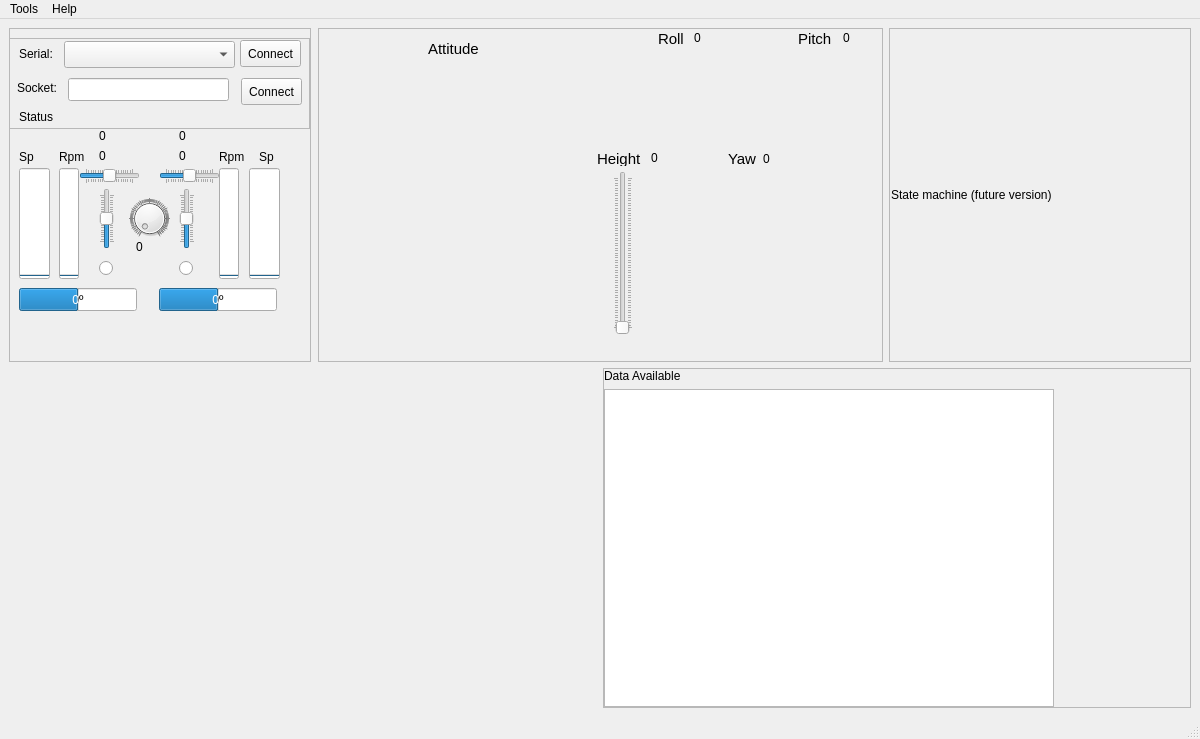
This is windows/vant.ui in iurobpn/provant-groundstation as Qt 5 draws it before an edit. The edited form follows.
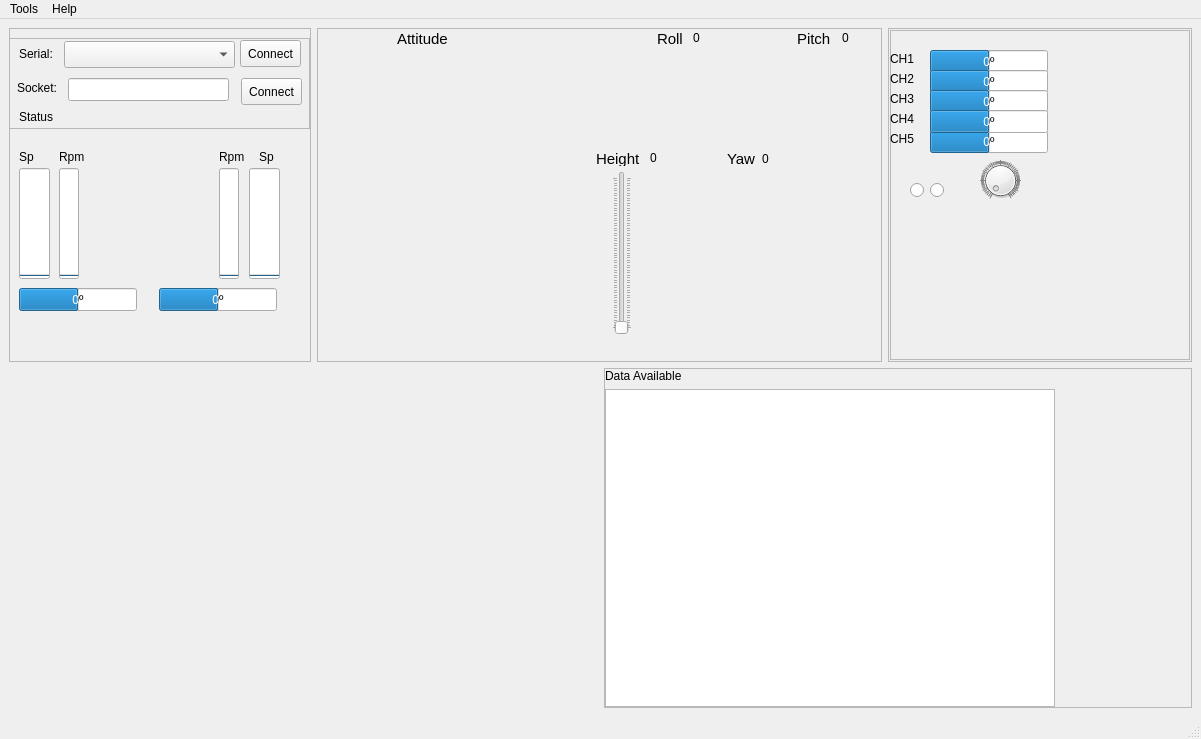
This is the edited form. Custom widgets are drawn as their Qt base class.

```diff
--- a/windows/vant.ui
+++ b/windows/vant.ui
@@ -19,7 +19,7 @@
      <layout class="QVBoxLayout" name="verticalLayout_2">
       <item>
        <layout class="QHBoxLayout" name="horizontalLayout_4">
-        <item alignment="Qt::AlignHCenter|Qt::AlignTop">
+        <item>
          <widget class="QFrame" name="frame">
           <property name="enabled">
            <bool>true</bool>
@@ -204,7 +204,7 @@
             <string>%v</string>
            </property>
           </widget>
-          <widget class="KSqueezedTextLabel" name="ksqueezedtextlabel_2">
+          <widget class="QLabel" name="QLabel_2">
            <property name="geometry">
             <rect>
              <x>50</x>
@@ -217,7 +217,7 @@
             <string>Rpm</string>
            </property>
           </widget>
-          <widget class="KSqueezedTextLabel" name="ksqueezedtextlabel_3">
+          <widget class="QLabel" name="QLabel_3">
            <property name="geometry">
             <rect>
              <x>10</x>
@@ -230,7 +230,7 @@
             <string>Sp</string>
            </property>
           </widget>
-          <widget class="KSqueezedTextLabel" name="ksqueezedtextlabel_4">
+          <widget class="QLabel" name="QLabel_4">
            <property name="geometry">
             <rect>
              <x>210</x>
@@ -243,7 +243,7 @@
             <string>Rpm</string>
            </property>
           </widget>
-          <widget class="KSqueezedTextLabel" name="ksqueezedtextlabel_5">
+          <widget class="QLabel" name="QLabel_5">
            <property name="geometry">
             <rect>
              <x>250</x>
@@ -284,7 +284,7 @@
              <string>Connect</string>
             </property>
            </widget>
-           <widget class="KSqueezedTextLabel" name="ksqueezedtextlabel_6">
+           <widget class="QLabel" name="QLabel_6">
             <property name="geometry">
              <rect>
               <x>10</x>
@@ -307,7 +307,7 @@
              </rect>
             </property>
            </widget>
-           <widget class="KSqueezedTextLabel" name="serialStatus">
+           <widget class="QLabel" name="serialStatus">
             <property name="geometry">
              <rect>
               <x>10</x>
@@ -320,7 +320,7 @@
              <string>Status</string>
             </property>
            </widget>
-           <widget class="KSqueezedTextLabel" name="ksqueezedtextlabel_11">
+           <widget class="QLabel" name="QLabel_11">
             <property name="geometry">
              <rect>
               <x>8</x>
@@ -357,233 +357,18 @@
             </property>
            </widget>
           </widget>
-          <widget class="QSlider" name="horizontalSlider">
-           <property name="geometry">
-            <rect>
-             <x>150</x>
-             <y>140</y>
-             <width>61</width>
-             <height>16</height>
-            </rect>
-           </property>
-           <property name="font">
-            <font>
-             <strikeout>false</strikeout>
-             <stylestrategy>PreferDefault</stylestrategy>
-             <kerning>false</kerning>
-            </font>
-           </property>
-           <property name="layoutDirection">
-            <enum>Qt::LeftToRight</enum>
-           </property>
-           <property name="autoFillBackground">
-            <bool>false</bool>
-           </property>
-           <property name="minimum">
-            <number>-100</number>
-           </property>
-           <property name="maximum">
-            <number>100</number>
-           </property>
-           <property name="orientation">
-            <enum>Qt::Horizontal</enum>
-           </property>
-           <property name="tickPosition">
-            <enum>QSlider::TicksBothSides</enum>
-           </property>
-          </widget>
-          <widget class="QSlider" name="verticalSlider">
-           <property name="geometry">
-            <rect>
-             <x>170</x>
-             <y>160</y>
-             <width>16</width>
-             <height>61</height>
-            </rect>
-           </property>
-           <property name="minimum">
-            <number>-100</number>
-           </property>
-           <property name="maximum">
-            <number>100</number>
-           </property>
-           <property name="orientation">
-            <enum>Qt::Vertical</enum>
-           </property>
-           <property name="tickPosition">
-            <enum>QSlider::TicksBothSides</enum>
-           </property>
-          </widget>
-          <widget class="QSlider" name="horizontalSlider_2">
-           <property name="geometry">
-            <rect>
-             <x>70</x>
-             <y>140</y>
-             <width>61</width>
-             <height>16</height>
-            </rect>
-           </property>
-           <property name="font">
-            <font>
-             <strikeout>false</strikeout>
-             <stylestrategy>PreferDefault</stylestrategy>
-             <kerning>false</kerning>
-            </font>
-           </property>
-           <property name="layoutDirection">
-            <enum>Qt::LeftToRight</enum>
-           </property>
-           <property name="autoFillBackground">
-            <bool>false</bool>
-           </property>
-           <property name="minimum">
-            <number>-100</number>
-           </property>
-           <property name="maximum">
-            <number>100</number>
-           </property>
-           <property name="orientation">
-            <enum>Qt::Horizontal</enum>
-           </property>
-           <property name="tickPosition">
-            <enum>QSlider::TicksBothSides</enum>
-           </property>
-          </widget>
-          <widget class="QSlider" name="verticalSlider_2">
-           <property name="geometry">
-            <rect>
-             <x>90</x>
-             <y>160</y>
-             <width>16</width>
-             <height>61</height>
-            </rect>
-           </property>
-           <property name="minimum">
-            <number>-100</number>
-           </property>
-           <property name="maximum">
-            <number>100</number>
-           </property>
-           <property name="orientation">
-            <enum>Qt::Vertical</enum>
-           </property>
-           <property name="tickPosition">
-            <enum>QSlider::TicksBothSides</enum>
-           </property>
-          </widget>
-          <widget class="QRadioButton" name="radioButton">
-           <property name="geometry">
-            <rect>
-             <x>90</x>
-             <y>230</y>
-             <width>16</width>
-             <height>21</height>
-            </rect>
-           </property>
-           <property name="text">
-            <string/>
-           </property>
-          </widget>
-          <widget class="QRadioButton" name="radioButton_2">
-           <property name="geometry">
-            <rect>
-             <x>170</x>
-             <y>230</y>
-             <width>16</width>
-             <height>21</height>
-            </rect>
-           </property>
-           <property name="text">
-            <string/>
-           </property>
-          </widget>
-          <widget class="QDial" name="dial">
-           <property name="geometry">
-            <rect>
-             <x>120</x>
-             <y>170</y>
-             <width>41</width>
-             <height>41</height>
-            </rect>
-           </property>
-           <property name="maximum">
-            <number>100</number>
-           </property>
-           <property name="wrapping">
-            <bool>false</bool>
-           </property>
-           <property name="notchTarget">
-            <double>1.000000000000000</double>
-           </property>
-           <property name="notchesVisible">
-            <bool>true</bool>
-           </property>
-          </widget>
-          <widget class="QLabel" name="label">
-           <property name="geometry">
-            <rect>
-             <x>127</x>
-             <y>211</y>
-             <width>31</width>
-             <height>16</height>
-            </rect>
-           </property>
-           <property name="text">
-            <string>0</string>
-           </property>
-          </widget>
-          <widget class="QLabel" name="label_2">
-           <property name="geometry">
-            <rect>
-             <x>90</x>
-             <y>120</y>
-             <width>31</width>
-             <height>16</height>
-            </rect>
-           </property>
-           <property name="text">
-            <string>0</string>
-           </property>
-          </widget>
-          <widget class="QLabel" name="label_3">
-           <property name="geometry">
-            <rect>
-             <x>90</x>
-             <y>100</y>
-             <width>31</width>
-             <height>16</height>
-            </rect>
-           </property>
-           <property name="text">
-            <string>0</string>
-           </property>
-          </widget>
-          <widget class="QLabel" name="label_4">
-           <property name="geometry">
-            <rect>
-             <x>170</x>
-             <y>120</y>
-             <width>31</width>
-             <height>16</height>
-            </rect>
-           </property>
-           <property name="text">
-            <string>0</string>
-           </property>
-          </widget>
-          <widget class="QLabel" name="label_5">
-           <property name="geometry">
-            <rect>
-             <x>170</x>
-             <y>100</y>
-             <width>31</width>
-             <height>16</height>
-            </rect>
-           </property>
-           <property name="text">
-            <string>0</string>
-           </property>
-          </widget>
+          <zorder>rMotorSetpoint</zorder>
+          <zorder>lMotorSetpoint</zorder>
+          <zorder>rServo</zorder>
+          <zorder>lServo</zorder>
+          <zorder>lMotorRpm</zorder>
+          <zorder>rMotorRpm</zorder>
+          <zorder>QLabel_2</zorder>
+          <zorder>QLabel_3</zorder>
+          <zorder>QLabel_4</zorder>
+          <zorder>QLabel_5</zorder>
+          <zorder>frame_3</zorder>
+          <zorder>horizontalLayoutWidget_4</zorder>
          </widget>
         </item>
         <item>
@@ -610,7 +395,7 @@
            <property name="geometry">
             <rect>
              <x>0</x>
-             <y>40</y>
+             <y>20</y>
              <width>281</width>
              <height>231</height>
             </rect>
@@ -639,11 +424,11 @@
            </property>
            <layout class="QHBoxLayout" name="lay5"/>
           </widget>
-          <widget class="KSqueezedTextLabel" name="ksqueezedtextlabel_7">
+          <widget class="QLabel" name="QLabel_7">
            <property name="geometry">
             <rect>
-             <x>110</x>
-             <y>10</y>
+             <x>80</x>
+             <y>0</y>
              <width>121</width>
              <height>21</height>
             </rect>
@@ -657,7 +442,7 @@
             <string>Attitude</string>
            </property>
           </widget>
-          <widget class="KSqueezedTextLabel" name="ksqueezedtextlabel_8">
+          <widget class="QLabel" name="QLabel_8">
            <property name="geometry">
             <rect>
              <x>340</x>
@@ -675,7 +460,7 @@
             <string>Roll</string>
            </property>
           </widget>
-          <widget class="KSqueezedTextLabel" name="ksqueezedtextlabel_9">
+          <widget class="QLabel" name="QLabel_9">
            <property name="geometry">
             <rect>
              <x>480</x>
@@ -693,7 +478,7 @@
             <string>Pitch</string>
            </property>
           </widget>
-          <widget class="KSqueezedTextLabel" name="ksqueezedtextlabel_10">
+          <widget class="QLabel" name="QLabel_10">
            <property name="geometry">
             <rect>
              <x>410</x>
@@ -807,6 +592,12 @@
         </item>
         <item>
          <widget class="QFrame" name="horizontalFrame_4">
+          <property name="sizePolicy">
+           <sizepolicy hsizetype="Minimum" vsizetype="Preferred">
+            <horstretch>0</horstretch>
+            <verstretch>0</verstretch>
+           </sizepolicy>
+          </property>
           <property name="frameShape">
            <enum>QFrame::StyledPanel</enum>
           </property>
@@ -814,23 +605,330 @@
            <enum>QFrame::Sunken</enum>
           </property>
           <layout class="QHBoxLayout" name="horizontalLayout">
-           <property name="leftMargin">
-            <number>1</number>
+           <property name="sizeConstraint">
+            <enum>QLayout::SetFixedSize</enum>
            </property>
-           <property name="topMargin">
-            <number>1</number>
-           </property>
-           <property name="rightMargin">
-            <number>1</number>
-           </property>
-           <property name="bottomMargin">
+           <property name="margin">
             <number>1</number>
            </property>
            <item>
-            <widget class="QLabel" name="label_9">
-             <property name="text">
-              <string>State machine (future version)</string>
+            <widget class="QFrame" name="frame_4">
+             <property name="sizePolicy">
+              <sizepolicy hsizetype="Minimum" vsizetype="Preferred">
+               <horstretch>0</horstretch>
+               <verstretch>0</verstretch>
+              </sizepolicy>
              </property>
+             <property name="minimumSize">
+              <size>
+               <width>300</width>
+               <height>330</height>
+              </size>
+             </property>
+             <property name="frameShape">
+              <enum>QFrame::StyledPanel</enum>
+             </property>
+             <property name="frameShadow">
+              <enum>QFrame::Raised</enum>
+             </property>
+             <widget class="QWidget" name="horizontalLayoutWidget_4">
+              <property name="geometry">
+               <rect>
+                <x>10</x>
+                <y>190</y>
+                <width>281</width>
+                <height>131</height>
+               </rect>
+              </property>
+              <layout class="QHBoxLayout" name="lay6">
+               <property name="sizeConstraint">
+                <enum>QLayout::SetDefaultConstraint</enum>
+               </property>
+              </layout>
+             </widget>
+             <widget class="QDial" name="dial">
+              <property name="geometry">
+               <rect>
+                <x>90</x>
+                <y>130</y>
+                <width>41</width>
+                <height>41</height>
+               </rect>
+              </property>
+              <property name="maximum">
+               <number>100</number>
+              </property>
+              <property name="wrapping">
+               <bool>false</bool>
+              </property>
+              <property name="notchTarget">
+               <double>1.000000000000000</double>
+              </property>
+              <property name="notchesVisible">
+               <bool>true</bool>
+              </property>
+             </widget>
+             <widget class="QRadioButton" name="radioButton">
+              <property name="geometry">
+               <rect>
+                <x>20</x>
+                <y>150</y>
+                <width>16</width>
+                <height>21</height>
+               </rect>
+              </property>
+              <property name="text">
+               <string/>
+              </property>
+             </widget>
+             <widget class="QRadioButton" name="radioButton_2">
+              <property name="geometry">
+               <rect>
+                <x>40</x>
+                <y>150</y>
+                <width>16</width>
+                <height>21</height>
+               </rect>
+              </property>
+              <property name="text">
+               <string/>
+              </property>
+             </widget>
+             <widget class="QProgressBar" name="ch1">
+              <property name="geometry">
+               <rect>
+                <x>40</x>
+                <y>100</y>
+                <width>118</width>
+                <height>23</height>
+               </rect>
+              </property>
+              <property name="layoutDirection">
+               <enum>Qt::LeftToRight</enum>
+              </property>
+              <property name="autoFillBackground">
+               <bool>false</bool>
+              </property>
+              <property name="minimum">
+               <number>-500</number>
+              </property>
+              <property name="maximum">
+               <number>500</number>
+              </property>
+              <property name="value">
+               <number>0</number>
+              </property>
+              <property name="invertedAppearance">
+               <bool>false</bool>
+              </property>
+              <property name="textDirection">
+               <enum>QProgressBar::TopToBottom</enum>
+              </property>
+              <property name="format">
+               <string>%vº</string>
+              </property>
+             </widget>
+             <widget class="QProgressBar" name="ch1_2">
+              <property name="geometry">
+               <rect>
+                <x>40</x>
+                <y>20</y>
+                <width>118</width>
+                <height>23</height>
+               </rect>
+              </property>
+              <property name="layoutDirection">
+               <enum>Qt::LeftToRight</enum>
+              </property>
+              <property name="autoFillBackground">
+               <bool>false</bool>
+              </property>
+              <property name="minimum">
+               <number>-500</number>
+              </property>
+              <property name="maximum">
+               <number>500</number>
+              </property>
+              <property name="value">
+               <number>0</number>
+              </property>
+              <property name="invertedAppearance">
+               <bool>false</bool>
+              </property>
+              <property name="textDirection">
+               <enum>QProgressBar::TopToBottom</enum>
+              </property>
+              <property name="format">
+               <string>%vº</string>
+              </property>
+             </widget>
+             <widget class="QProgressBar" name="ch1_3">
+              <property name="geometry">
+               <rect>
+                <x>40</x>
+                <y>40</y>
+                <width>118</width>
+                <height>23</height>
+               </rect>
+              </property>
+              <property name="layoutDirection">
+               <enum>Qt::LeftToRight</enum>
+              </property>
+              <property name="autoFillBackground">
+               <bool>false</bool>
+              </property>
+              <property name="minimum">
+               <number>-500</number>
+              </property>
+              <property name="maximum">
+               <number>500</number>
+              </property>
+              <property name="value">
+               <number>0</number>
+              </property>
+              <property name="invertedAppearance">
+               <bool>false</bool>
+              </property>
+              <property name="textDirection">
+               <enum>QProgressBar::TopToBottom</enum>
+              </property>
+              <property name="format">
+               <string>%vº</string>
+              </property>
+             </widget>
+             <widget class="QProgressBar" name="ch1_4">
+              <property name="geometry">
+               <rect>
+                <x>40</x>
+                <y>60</y>
+                <width>118</width>
+                <height>23</height>
+               </rect>
+              </property>
+              <property name="layoutDirection">
+               <enum>Qt::LeftToRight</enum>
+              </property>
+              <property name="autoFillBackground">
+               <bool>false</bool>
+              </property>
+              <property name="minimum">
+               <number>-500</number>
+              </property>
+              <property name="maximum">
+               <number>500</number>
+              </property>
+              <property name="value">
+               <number>0</number>
+              </property>
+              <property name="invertedAppearance">
+               <bool>false</bool>
+              </property>
+              <property name="textDirection">
+               <enum>QProgressBar::TopToBottom</enum>
+              </property>
+              <property name="format">
+               <string>%vº</string>
+              </property>
+             </widget>
+             <widget class="QProgressBar" name="ch1_5">
+              <property name="geometry">
+               <rect>
+                <x>40</x>
+                <y>80</y>
+                <width>118</width>
+                <height>23</height>
+               </rect>
+              </property>
+              <property name="layoutDirection">
+               <enum>Qt::LeftToRight</enum>
+              </property>
+              <property name="autoFillBackground">
+               <bool>false</bool>
+              </property>
+              <property name="minimum">
+               <number>-500</number>
+              </property>
+              <property name="maximum">
+               <number>500</number>
+              </property>
+              <property name="value">
+               <number>0</number>
+              </property>
+              <property name="invertedAppearance">
+               <bool>false</bool>
+              </property>
+              <property name="textDirection">
+               <enum>QProgressBar::TopToBottom</enum>
+              </property>
+              <property name="format">
+               <string>%vº</string>
+              </property>
+             </widget>
+             <widget class="QLabel" name="label">
+              <property name="geometry">
+               <rect>
+                <x>0</x>
+                <y>100</y>
+                <width>66</width>
+                <height>17</height>
+               </rect>
+              </property>
+              <property name="text">
+               <string>CH5</string>
+              </property>
+             </widget>
+             <widget class="QLabel" name="label_4">
+              <property name="geometry">
+               <rect>
+                <x>0</x>
+                <y>20</y>
+                <width>66</width>
+                <height>17</height>
+               </rect>
+              </property>
+              <property name="text">
+               <string>CH1</string>
+              </property>
+             </widget>
+             <widget class="QLabel" name="label_5">
+              <property name="geometry">
+               <rect>
+                <x>0</x>
+                <y>40</y>
+                <width>66</width>
+                <height>17</height>
+               </rect>
+              </property>
+              <property name="text">
+               <string>CH2</string>
+              </property>
+             </widget>
+             <widget class="QLabel" name="label_9">
+              <property name="geometry">
+               <rect>
+                <x>0</x>
+                <y>60</y>
+                <width>66</width>
+                <height>17</height>
+               </rect>
+              </property>
+              <property name="text">
+               <string>CH3</string>
+              </property>
+             </widget>
+             <widget class="QLabel" name="label_12">
+              <property name="geometry">
+               <rect>
+                <x>0</x>
+                <y>80</y>
+                <width>66</width>
+                <height>17</height>
+               </rect>
+              </property>
+              <property name="text">
+               <string>CH4</string>
+              </property>
+             </widget>
             </widget>
            </item>
           </layout>
@@ -849,20 +947,11 @@
            <enum>QFrame::StyledPanel</enum>
           </property>
           <layout class="QVBoxLayout" name="verticalLayout">
-           <property name="leftMargin">
-            <number>0</number>
-           </property>
-           <property name="topMargin">
-            <number>0</number>
-           </property>
-           <property name="rightMargin">
-            <number>0</number>
-           </property>
-           <property name="bottomMargin">
+           <property name="margin">
             <number>0</number>
            </property>
            <item>
-            <widget class="KSqueezedTextLabel" name="ksqueezedtextlabel">
+            <widget class="QLabel" name="QLabel">
              <property name="sizePolicy">
               <sizepolicy hsizetype="Minimum" vsizetype="Fixed">
                <horstretch>0</horstretch>
@@ -958,7 +1047,7 @@
      <x>0</x>
      <y>0</y>
      <width>1200</width>
-     <height>20</height>
+     <height>25</height>
     </rect>
    </property>
    <widget class="QMenu" name="menuFile">
@@ -1012,11 +1101,6 @@
    <header>qwt_plot.h</header>
    <container>1</container>
   </customwidget>
-  <customwidget>
-   <class>KSqueezedTextLabel</class>
-   <extends>QLabel</extends>
-   <header>ksqueezedtextlabel.h</header>
-  </customwidget>
  </customwidgets>
  <resources/>
  <connections>
```
Left out of the diff: 80 changed lines with no effect on the pictures.
